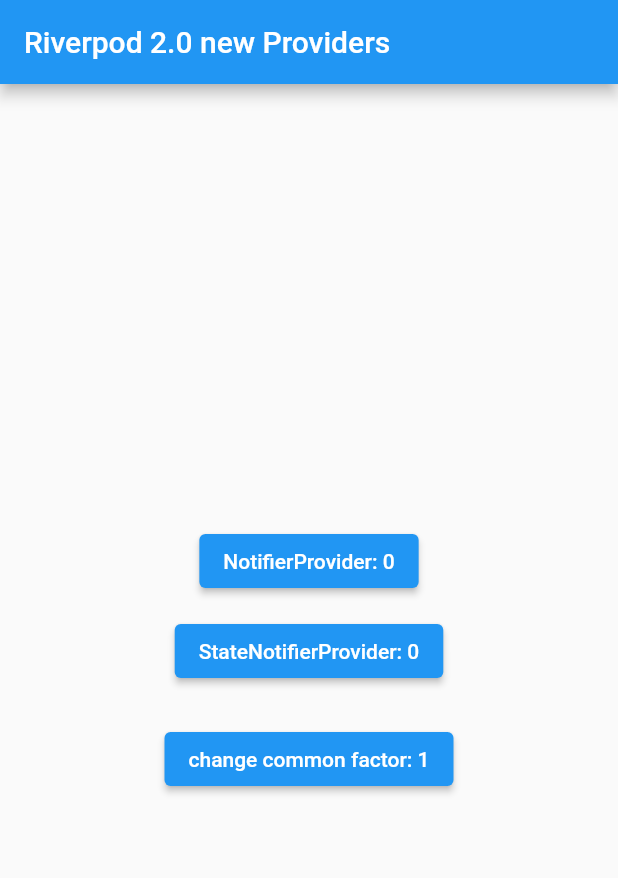
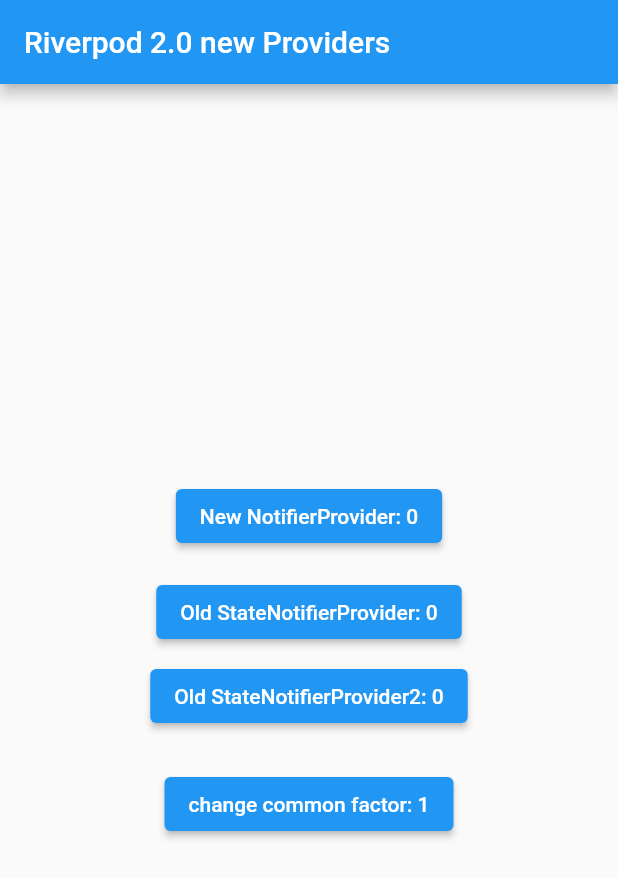
Before and after one commit to schilken/state_notifier_vs_notifier, a Flutter app: the screen it shows after launch, on a phone screen of 412 x 824 dp. Shown: the top 878 px of the screen. Run offline on Flutter 3.47's test engine with Material 2 defaults, Android fonts, the phone set to English and light mode, and no system bars; our stand-ins replace flutter_riverpod.

Commit message:
add oldCounterProvider2 with ref parameter

```diff
--- a/lib/counter_new.dart
+++ b/lib/counter_new.dart
@@ -10,7 +10,7 @@
     print('CounterNew.constructor _delta: $_delta');
   }
 
-  int _delta = 1;
+  int _delta = 0;
   int? _cachedState;
 
   @override
--- a/lib/main.dart
+++ b/lib/main.dart
@@ -3,6 +3,7 @@
 
 import 'counter_new.dart';
 import 'counter_old.dart';
+import 'counter_old2.dart';
 import 'dependency.dart';
 import 'riverpod_logger.dart';
 
@@ -50,16 +51,25 @@
                 ref.read(newCounterProvider.notifier).increment();
               },
               child: Text(
-                'NotifierProvider: ${ref.watch(newCounterProvider)}',
+                'New NotifierProvider: ${ref.watch(newCounterProvider)}',
               ),
             ),
-            const SizedBox(height: 12),
+            const SizedBox(height: 16),
             ElevatedButton(
               onPressed: () {
                 ref.read(oldCounterProvider.notifier).increment();
               },
               child: Text(
-                'StateNotifierProvider: ${ref.watch(oldCounterProvider)}',
+                'Old StateNotifierProvider: ${ref.watch(oldCounterProvider)}',
+              ),
+            ),
+            const SizedBox(height: 8),
+            ElevatedButton(
+              onPressed: () {
+                ref.read(oldCounterProvider2.notifier).increment();
+              },
+              child: Text(
+                'Old StateNotifierProvider2: ${ref.watch(oldCounterProvider2)}',
               ),
             ),
             const SizedBox(height: 24),
--- a/lib/riverpod_logger.dart
+++ b/lib/riverpod_logger.dart
@@ -1,3 +1,4 @@
+// ignore_for_file: avoid_print
 import 'package:flutter_riverpod/flutter_riverpod.dart';
 
 class RiverpodLogger extends ProviderObserver {
```
Also changed, not shown: lib/counter_old2.dart (added, +21 -0 lines).
